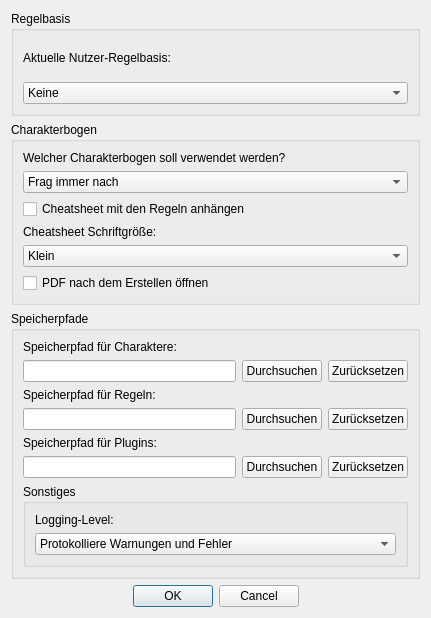
Above: UI/Einstellungen.ui from Aeolitus/Sephrasto before the change. Below: the same form after it.
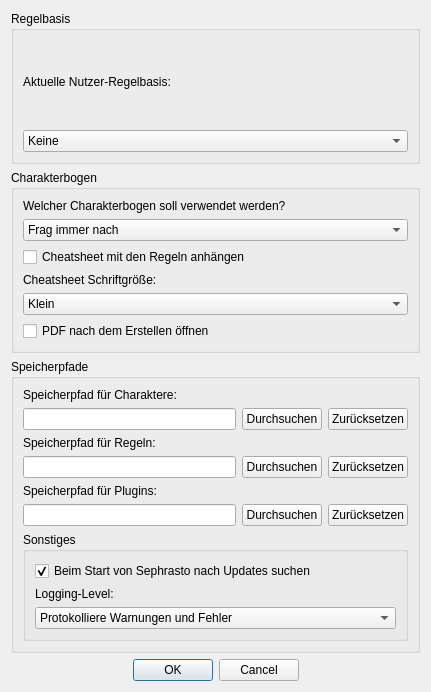
That is the form after the change.

Commit message: - Update to PyQt 5.15.6 - Buildscript: keep window open when done; now creates ready-to-upload archive with correct naming convention for update checker to work; include some more packages that are needed for requests/urllib - Add update checker that pings dsaforum.de. Information messages can be ignored for a specific update and the check can be completely disabled in the settings menu. - Bump Version to 1.5.3

Patch:
```diff
--- a/UI/Einstellungen.ui
+++ b/UI/Einstellungen.ui
@@ -10,7 +10,7 @@
     <x>0</x>
     <y>0</y>
     <width>431</width>
-    <height>618</height>
+    <height>692</height>
    </rect>
   </property>
   <property name="windowTitle">
@@ -246,6 +246,16 @@
              <string>Sonstiges</string>
             </property>
             <layout class="QVBoxLayout" name="verticalLayout_6">
+             <item>
+              <widget class="QCheckBox" name="checkUpdate">
+               <property name="text">
+                <string>Beim Start von Sephrasto nach Updates suchen</string>
+               </property>
+               <property name="checked">
+                <bool>true</bool>
+               </property>
+              </widget>
+             </item>
              <item>
               <widget class="QLabel" name="label_5">
                <property name="text">
```
The commit also changes 36 other files.
